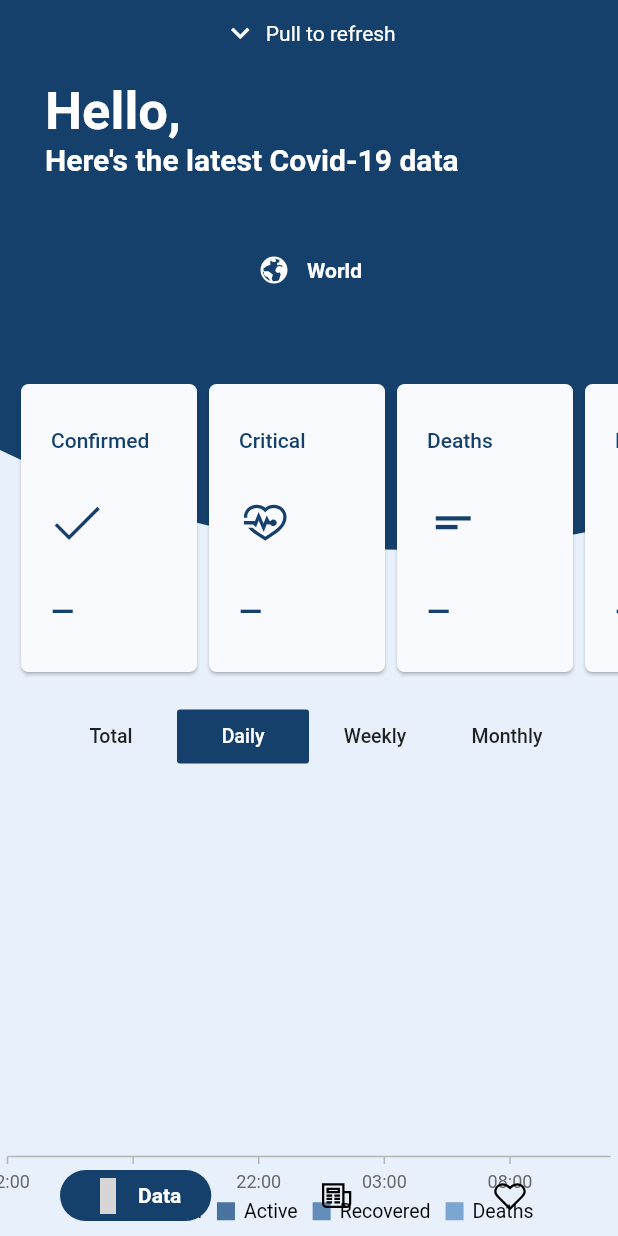
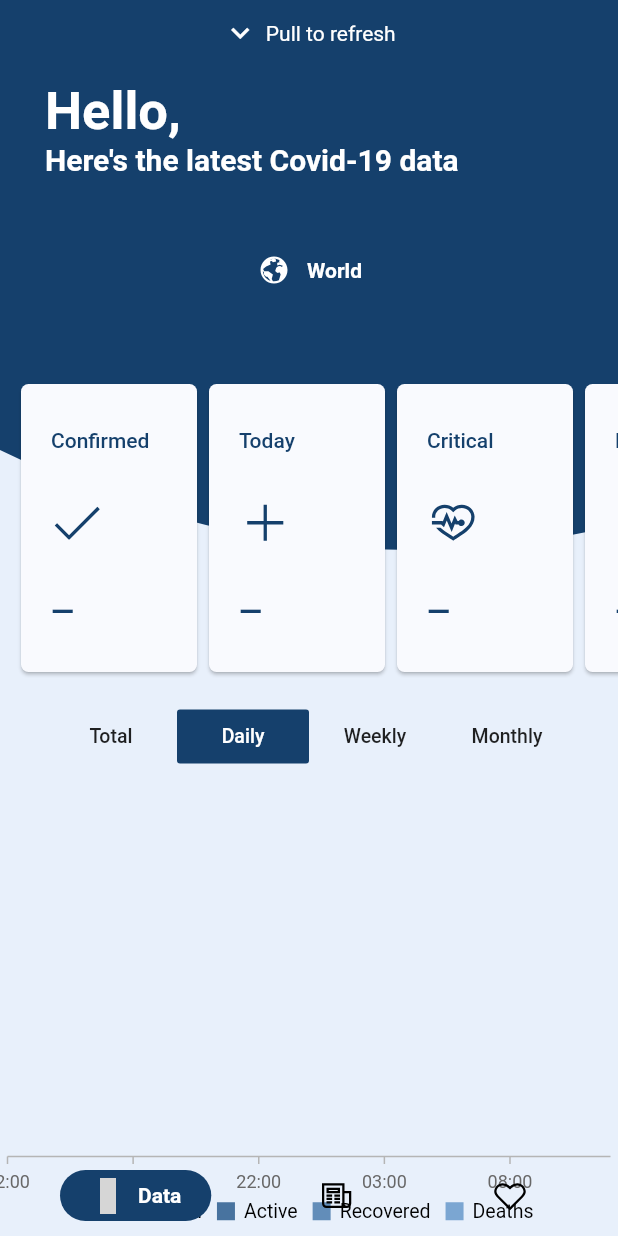
Before and after one commit to Hegazy360/cotrak, a Flutter app: the screen it shows after launch, after a tap on "Daily", on a phone screen of 412 x 824 dp. Run offline on Flutter 3.47's test engine with Material 2 defaults, Android fonts, the phone set to English and light mode, and no system bars; drawn by our look-alikes of country_code_picker, google_nav_bar, pull_to_refresh; our stand-ins replace bloc, cached_network_image, cloud_firestore, equatable, flutter_bloc, flutter_spinkit and 4 more; missing offline and left inert: firebase_admob, keyboard_visibility, syncfusion_flutter_core; accounts and stored records are empty; network calls fail; grey boxes are pictures that could not be loaded.

Commit message:
Fix key issues with graphs + add todays new cases stat

```diff
--- a/lib/DateTimeChart.dart
+++ b/lib/DateTimeChart.dart
@@ -22,6 +22,7 @@ class DateTimeChart extends StatelessWidget {
   @override
   Widget build(BuildContext context) {
     return SfCartesianChart(
+        key: UniqueKey(),
         legend: Legend(
             position: LegendPosition.bottom,
             isVisible: true,
--- a/lib/HorizontalStatCards.dart
+++ b/lib/HorizontalStatCards.dart
@@ -14,12 +14,13 @@ class HorizontalStatCards extends StatelessWidget {
     @required this.listViewController,
     @required this.dataCards,
     @required this.latestData,
-    @required this.dataCardsIcons,
+    @required this.dataCardsIcons, @required this.dailyData,
   }) : super(key: key);
 
   final ScrollController listViewController;
   final List<String> dataCards;
   final Map latestData;
+  final Map dailyData;
   final List<IconData> dataCardsIcons;
 
   @override
@@ -74,8 +75,17 @@ class HorizontalStatCards extends StatelessWidget {
               controller: listViewController,
               padding: EdgeInsets.symmetric(horizontal: 10),
               physics: ClampingScrollPhysics(),
-              itemCount: 4,
+              itemCount: 5,
               itemBuilder: (_, i) {
+                if(i == 1 && dailyData['daily'] != null && latestData['confirmed'] != null) {
+                  DateTime dailyDate = DateTime.now().subtract(Duration(days: 1));
+                  String formattedDate = DateFormat('yyyy-MM-dd').format(dailyDate);
+                  var yesterdayStat = dailyData['daily'].values.toList().firstWhere((element) => element['date'] == formattedDate);
+                  var value = latestData['confirmed'] - yesterdayStat['confirmed'];
+
+                  return statCard(
+                    dataCards[i], value, dataCardsIcons[i]);
+                }
                 return statCard(
                     dataCards[i], latestData[dataCards[i]], dataCardsIcons[i]);
               },
--- a/lib/LatestDataChart.dart
+++ b/lib/LatestDataChart.dart
@@ -21,6 +21,7 @@ class LatestDataChart extends StatelessWidget {
   @override
   Widget build(BuildContext context) {
     return SfCartesianChart(
+        key: UniqueKey(),
         plotAreaBorderWidth: 0,
         margin: EdgeInsets.only(bottom: 10),
         palette: <Color>[primaryColor.withOpacity(0.7)],
--- a/lib/StatsPage.dart
+++ b/lib/StatsPage.dart
@@ -38,10 +38,11 @@ class _StatsPageState extends State<StatsPage> {
   var dailyCountryData = {};
   var dailyData = {};
 
-  var dataCards = ['confirmed', 'critical', 'deaths', 'recovered'];
+  var dataCards = ['confirmed', 'today', 'critical', 'deaths', 'recovered'];
   List countries = [];
   var dataCardsIcons = [
     LineIcons.check,
+    LineIcons.plus,
     LineIcons.heartbeat,
     Icons.short_text,
     LineIcons.heart_o
@@ -255,6 +256,7 @@ class _StatsPageState extends State<StatsPage> {
               listViewController: listViewController,
               dataCards: dataCards,
               latestData: latestData,
+              dailyData: dailyData,
               dataCardsIcons: dataCardsIcons),
           Padding(
             padding: const EdgeInsets.only(top: 15.0, bottom: 15),
```
Also changed, not shown: pubspec.lock.
